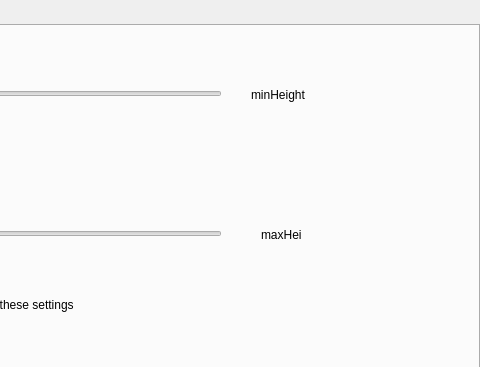
Old version of the form settings.ui in the repository azar923/sandboxQt; both pictures show x 461 to 941 and y 0 to 367 of the 941 by 367 pixel window.
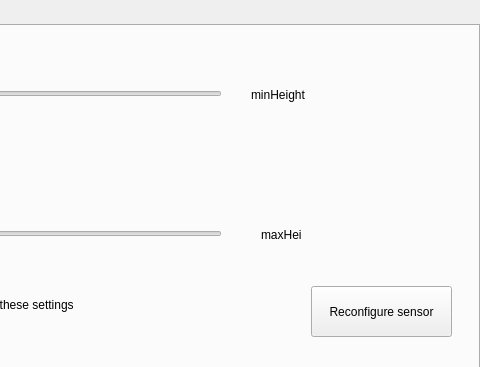
New version of the form. The open tabs and pages were chosen to show the change.

Patch:
```diff
--- a/settings.ui
+++ b/settings.ui
@@ -247,6 +247,19 @@
       <string>Please, connect depth sensor to get access to these settings</string>
      </property>
     </widget>
+    <widget class="QPushButton" name="reconfigure">
+     <property name="geometry">
+      <rect>
+       <x>770</x>
+       <y>260</y>
+       <width>141</width>
+       <height>51</height>
+      </rect>
+     </property>
+     <property name="text">
+      <string>Reconfigure sensor</string>
+     </property>
+    </widget>
    </widget>
    <widget class="QWidget" name="Skybox">
     <attribute name="title">
@@ -901,19 +914,6 @@
       <string>Reset to default</string>
      </property>
     </widget>
-    <widget class="QPushButton" name="reconfigure">
-     <property name="geometry">
-      <rect>
-       <x>50</x>
-       <y>170</y>
-       <width>141</width>
-       <height>51</height>
-      </rect>
-     </property>
-     <property name="text">
-      <string>Reconfigure sensor</string>
-     </property>
-    </widget>
    </widget>
   </widget>
  </widget>
```
Left out of the diff: 2 changed lines with no effect on the pictures.
